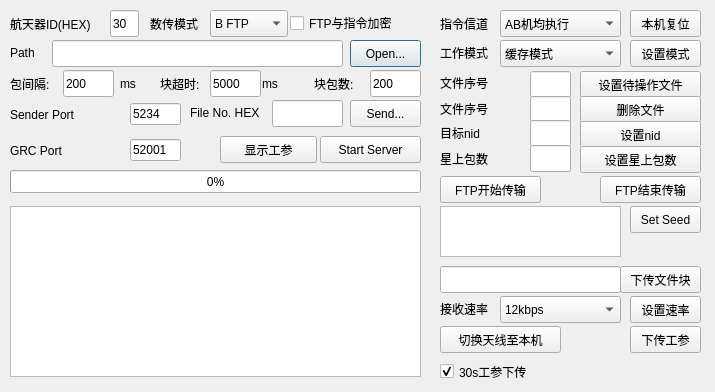
The window that ui/file_send.ui (ArtisticZhao/file_sender_to_GNURadio) describes before a commit, drawn with Qt 5.
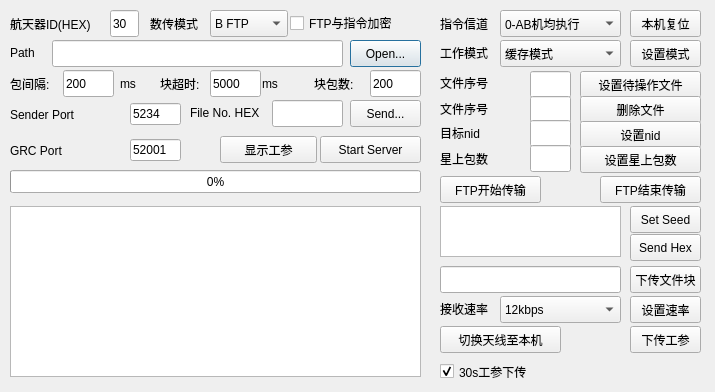
The same window after the commit.

```diff
--- a/ui/file_send.ui
+++ b/ui/file_send.ui
@@ -429,9 +429,9 @@
   <widget class="QPushButton" name="down_file_block_btn_4">
    <property name="geometry">
     <rect>
-     <x>620</x>
+     <x>630</x>
      <y>266</y>
-     <width>81</width>
+     <width>71</width>
      <height>27</height>
     </rect>
    </property>
@@ -463,7 +463,7 @@
    </property>
    <item>
     <property name="text">
-     <string>AB机均执行</string>
+     <string>0-AB机均执行</string>
     </property>
    </item>
    <item>
@@ -804,6 +804,19 @@
     <bool>true</bool>
    </property>
   </widget>
+  <widget class="QPushButton" name="set_hex_btn">
+   <property name="geometry">
+    <rect>
+     <x>630</x>
+     <y>234</y>
+     <width>71</width>
+     <height>27</height>
+    </rect>
+   </property>
+   <property name="text">
+    <string>Send Hex</string>
+   </property>
+  </widget>
  </widget>
  <resources/>
  <connections/>
```
Left out of the diff: 9 changed lines with no effect on the pictures.
